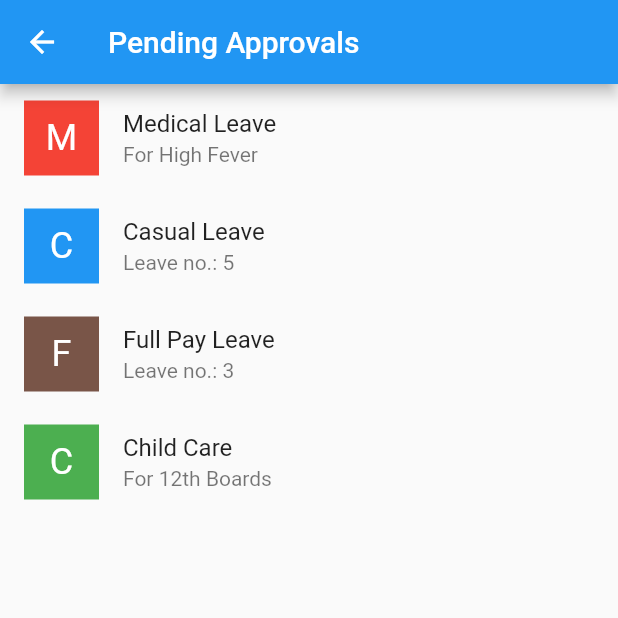
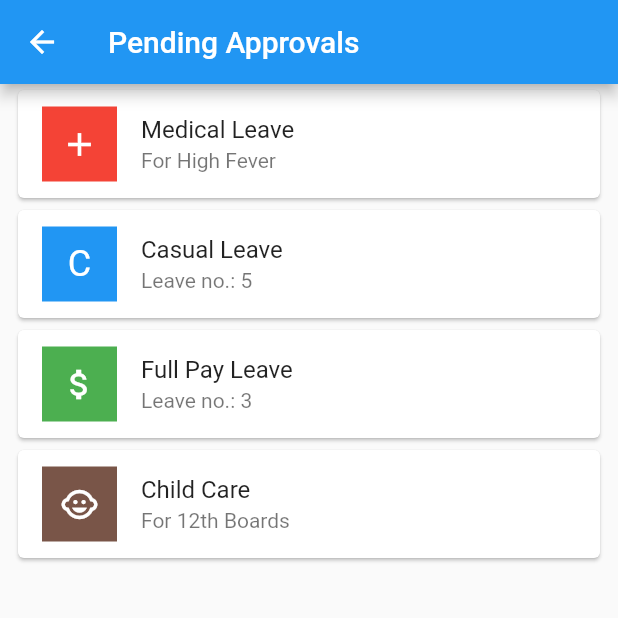
Before and after one commit to thecodepapaya/Faculty-Leave-Management, a Flutter app: the PendingApproval screen opened directly, on a phone screen of 412 x 824 dp, the top half of it. Run offline on Flutter 3.47's test engine with Material 2 defaults, Android fonts, the phone set to English and light mode, and no system bars; our stand-ins replace cloud_firestore, firebase_auth, google_sign_in; accounts and stored records are empty; statements that could not run were skipped.

```diff
--- a/lib/Screens/homePage.dart
+++ b/lib/Screens/homePage.dart
@@ -45,10 +45,10 @@ class _HomePageState extends State<HomePage> with TickerProviderStateMixin {
     Timer(Duration(milliseconds: 0), () {
       controller1.forward();
     });
-    Timer(Duration(milliseconds: 200), () {
+    Timer(Duration(milliseconds: 300), () {
       controller2.forward();
     });
-    Timer(Duration(milliseconds: 400), () {
+    Timer(Duration(milliseconds: 600), () {
       controller3.forward();
     });
   }
@@ -63,13 +63,13 @@ class _HomePageState extends State<HomePage> with TickerProviderStateMixin {
               children: <Widget>[
                 ClipRRect(
                   borderRadius: BorderRadius.only(
-                    bottomLeft: Radius.circular(25.0),
-                    bottomRight: Radius.circular(25.0),
+                    bottomLeft: Radius.elliptical(150.0, 50.0),
+                    bottomRight: Radius.elliptical(150.0, 50.0),
                   ),
                   child: Image(
                     width: double.infinity,
                     fit: BoxFit.fill,
-                    image: AssetImage('assets/images/images.png'),
+                    image: AssetImage('assets/images/image.png'),
                   ),
                 ),
                 // Image.asset('assets/images/green.jpg',),
--- a/lib/Screens/pendingApproval.dart
+++ b/lib/Screens/pendingApproval.dart
@@ -12,23 +12,35 @@ class _PendingApprovalState extends State<PendingApproval> {
   Widget build(BuildContext context) {
     return LeaveScaffold(
       title: "Pending Approvals",
-      body: ListView(
-        children: <Widget>[
-          ListTile(
+      body: SingleChildScrollView(
+        child: Column(
+          children: [
+            Padding(
+              padding: const EdgeInsets.only(left: 8.0, right: 8.0),
+              child: Card(
+                child: ListTile(
                   leading: Container(
                     height: 50,
                     width: 50,
                     color: Colors.red,
                     alignment: Alignment.center,
-              child: Text(
-                "M",
-                style: TextStyle(fontSize: 24, color: Colors.white),
+                    child: Icon(
+                      Icons.add,
+                      color: Colors.white,
+                      size: 26,
                     ),
                   ),
                   title: Text("Medical Leave"),
                   subtitle: Text("For High Fever"),
                 ),
-          ListTile(
+              ),
+            ),
+            Padding(
+              padding: const EdgeInsets.only(left: 8.0, right: 8.0),
+              child: Card(
+                // shape: RoundedRectangleBorder(
+                // borderRadius: BorderRadius.circular(15)),
+                child: ListTile(
                   leading: Container(
                     height: 50,
                     width: 50,
@@ -41,7 +53,6 @@ class _PendingApprovalState extends State<PendingApproval> {
                   ),
                   title: Text("Casual Leave"),
                   subtitle: Text("Leave no.: 5"),
-
                   onTap: () {
                     Navigator.of(context).push(
                       MaterialPageRoute(
@@ -52,17 +63,22 @@ class _PendingApprovalState extends State<PendingApproval> {
                     );
                   },
                 ),
-          ListTile(
+              ),
+            ),
+            Padding(
+              padding: const EdgeInsets.only(left: 8.0, right: 8.0),
+              child: Card(
+                child: ListTile(
                   leading: Container(
                       height: 50,
                       width: 50,
-              color: Colors.brown,
+                      color: Colors.green,
                       alignment: Alignment.center,
-              child: Text(
-                "F",
-                style: TextStyle(fontSize: 24, color: Colors.white),
-              ),
-            ),
+                      child: Icon(
+                        Icons.attach_money,
+                        size: 26,
+                        color: Colors.white,
+                      )),
                   title: Text("Full Pay Leave"),
                   subtitle: Text("Leave no.: 3"),
                   onTap: () {
@@ -75,15 +91,21 @@ class _PendingApprovalState extends State<PendingApproval> {
                     );
                   },
                 ),
-          ListTile(
+              ),
+            ),
+            Padding(
+              padding: const EdgeInsets.only(left: 8.0, right: 8.0),
+              child: Card(
+                child: ListTile(
                   leading: Container(
                     height: 50,
                     width: 50,
-              color: Colors.green,
+                    color: Colors.brown,
                     alignment: Alignment.center,
-              child: Text(
-                "C",
-                style: TextStyle(fontSize: 24, color: Colors.white),
+                    child: Icon(
+                      Icons.child_care,
+                      color: Colors.white,
+                      size: 26,
                     ),
                   ),
                   title: Text("Child Care"),
@@ -97,8 +119,11 @@ class _PendingApprovalState extends State<PendingApproval> {
                       ),
                     );
                   },
+                ),
+              ),
             )
           ],
+        ),
       ),
     );
   }
--- a/pubspec.yaml
+++ b/pubspec.yaml
@@ -40,7 +40,7 @@ dev_dependencies:
 # The following section is specific to Flutter.
 flutter:
   assets:
-    - assets/images/images.png
+    - assets/images/image.png
   # The following line ensures that the Material Icons font is
   # included with your application, so that you can use the icons in
   # the material Icons class.
```
Also changed, not shown: assets/images/image.png (added), assets/images/images.png (deleted), pubspec.lock. Lines whose indentation alone changed are shown as unchanged.
